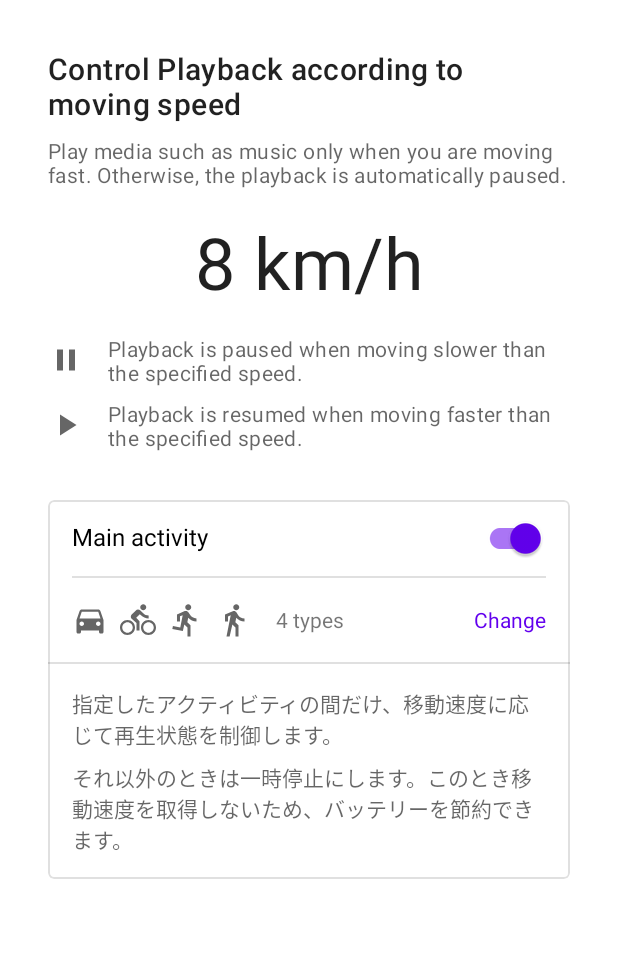
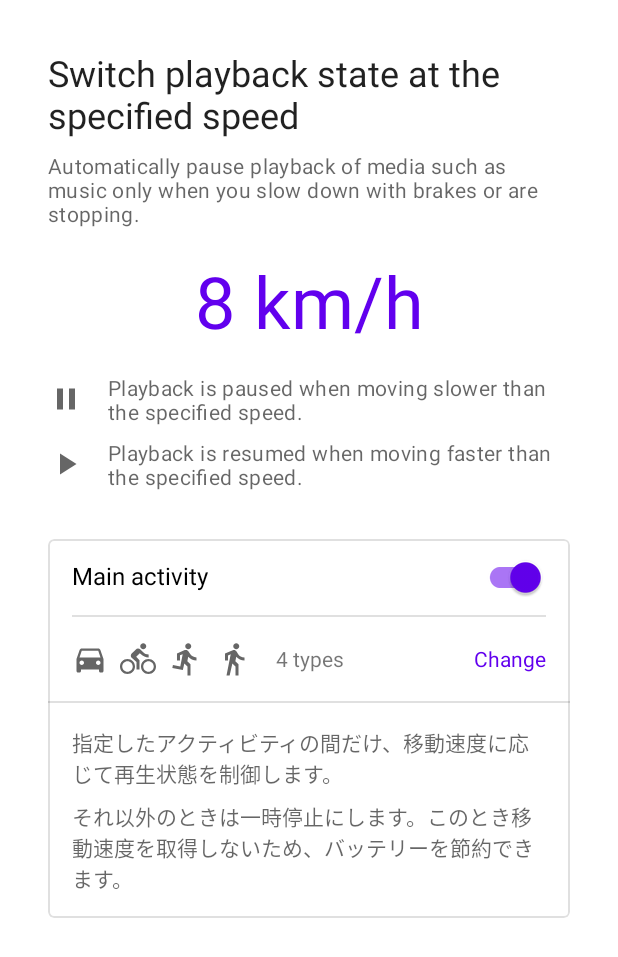
Before and after one commit to hiroto7/Brake-to-Pause, an Android app: the screen it shows after launch (MainActivity), on a phone screen of 412 x 824 dp. Shown: the top 957 px of the screen. Run offline under Robolectric (Android 15) with nearby library versions, the phone set to English and light mode, and no system bars; 4 statements that could not run were skipped.

Commit message:
タイトルと説明の内容およびスタイルを変更

```diff
--- a/app/src/main/res/layout/activity_main.xml
+++ b/app/src/main/res/layout/activity_main.xml
@@ -21,8 +21,8 @@
             <TextView
                 android:layout_width="wrap_content"
                 android:layout_height="wrap_content"
-                android:text="@string/speed_header"
-                android:textAppearance="?attr/textAppearanceHeadline6" />
+                android:text="@string/speed_threshold_title"
+                android:textAppearance="?attr/textAppearanceHeadline5" />
 
             <TextView
                 android:id="@+id/textView5"
@@ -44,7 +44,7 @@
                 android:text="@string/n_kph"
                 android:textAlignment="center"
                 android:textAppearance="?attr/textAppearanceHeadline3"
-                android:textColor="?android:attr/textColorPrimary" />
+                android:textColor="?attr/colorAccent" />
 
             <TextView
                 android:layout_width="wrap_content"
--- a/app/src/main/res/values/strings.xml
+++ b/app/src/main/res/values/strings.xml
@@ -35,14 +35,13 @@
 
     <string name="location_key" translatable="false">location</string>
 
-    <string name="speed_header">Control Playback according to moving speed</string>
     <string name="speed_threshold_key" translatable="false">speed_threshold</string>
-    <string name="speed_threshold_title">Speed</string>
+    <string name="speed_threshold_title">Switch playback state at the specified speed</string>
     <string name="kph">km/h</string>
     <string name="n_kph">%d km/h</string>
     <string name="location_permission_required">移動速度の取得のため、位置情報へのアクセス権限が必要です。</string>
     <string name="activity_recognition_permission_required">身体活動データへのアクセス権限が必要です。</string>
     <string name="pause_at_low_speed">Playback is paused when moving slower than the specified speed.</string>
     <string name="play_at_high_speed">Playback is resumed when moving faster than the specified speed.</string>
-    <string name="speed_summary">Play media such as music only when you are moving fast. Otherwise, the playback is automatically paused.</string>
+    <string name="speed_summary">Automatically pause playback of media such as music only when you slow down with brakes or are stopping.</string>
 </resources>
```
Also changed, not shown: 1 other file.
